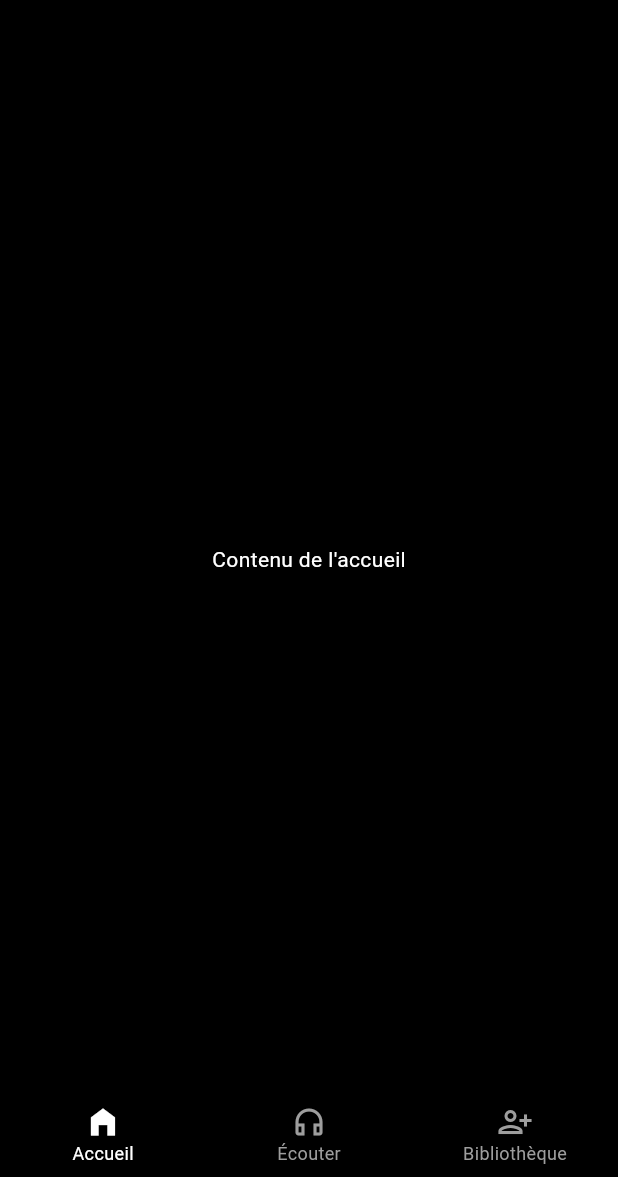
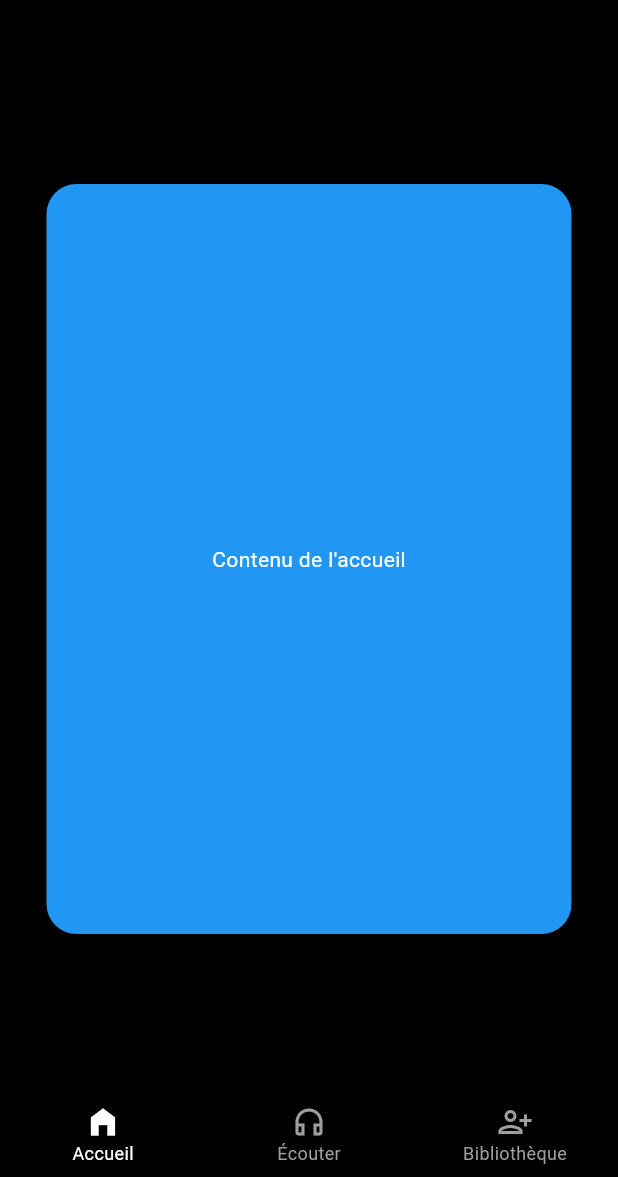
Before and after one commit to JulesNyom/Saga, a Flutter app: the screen it shows after launch, on a phone screen of 412 x 824 dp, the part 59-1236 px from its top. Run offline on Flutter 3.47's test engine with Material 3 defaults, Android fonts, the phone set to English and light mode, and no system bars.

Commit message:
Added a box

```diff
--- a/saga/lib/screens/tab_manager.dart
+++ b/saga/lib/screens/tab_manager.dart
@@ -36,8 +36,7 @@ class _HomepageState extends State<Homepage> {
         duration: const Duration(milliseconds: 300),
         child: _screens[_currentIndex],
       ),
-      bottomNavigationBar: Container(
-        child: BottomNavigationBar(
+      bottomNavigationBar: BottomNavigationBar(
         currentIndex: _currentIndex,
         onTap: (index) {
           setState(() {
@@ -68,7 +67,6 @@ class _HomepageState extends State<Homepage> {
           ),
         ],
       ),
-      ),
     );
   }
 }
--- a/saga/lib/screens/tab_screens/home.dart
+++ b/saga/lib/screens/tab_screens/home.dart
@@ -1,4 +1,3 @@
-// lib/screens/tab_screens/home_tab.dart
 import 'package:flutter/material.dart';
 
 class Home extends StatelessWidget {
@@ -6,10 +5,26 @@ class Home extends StatelessWidget {
 
   @override
   Widget build(BuildContext context) {
-    return const Center(
-      child: Text(
-        'Contenu de l\'accueil',
-        style: TextStyle(color: Colors.white),
+    return Scaffold(
+      backgroundColor: Colors.black,
+      body: Center(
+        child: Padding(
+          padding: const EdgeInsets.all(10.0),
+          child: Container(
+            width: 350,
+            height: 500,
+            decoration: BoxDecoration(
+              color: Colors.blue,
+              borderRadius: BorderRadius.circular(20)
+            ),
+            child: const Center(
+              child: Text(
+                'Contenu de l\'accueil',
+                style: TextStyle(color: Colors.white),
+              ),
+            ),
+          ),
+        ),
       ),
     );
   }
```
Lines whose indentation alone changed are shown as unchanged.
